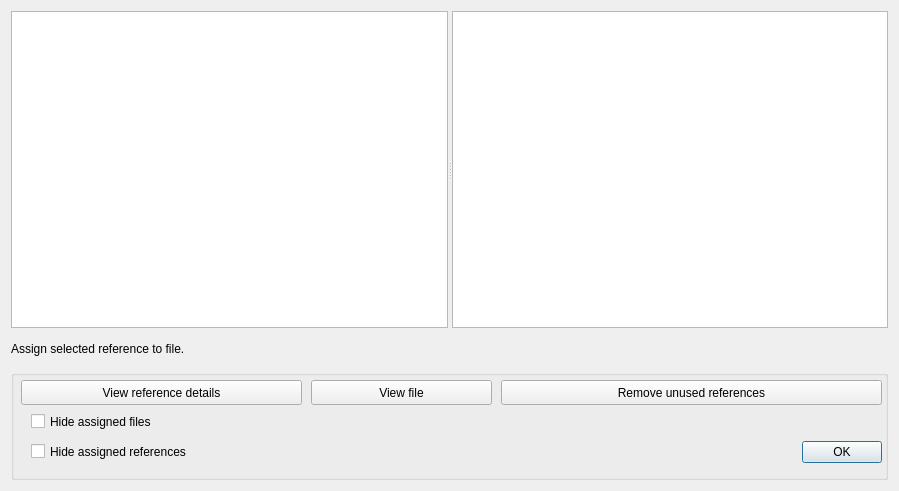
First picture: the form in GUI_UIs/ui_reference_manager.ui, repository ccbogel/QualCoder, before the edit.
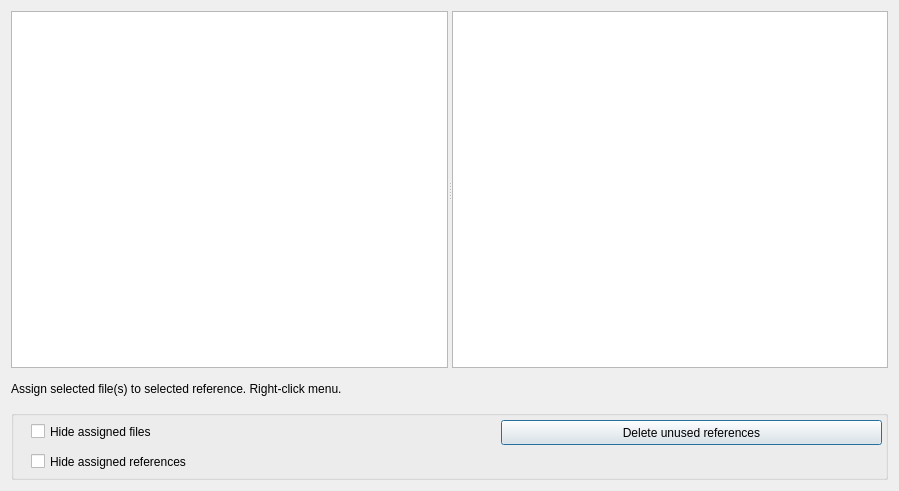
Second picture: the form after the edit.

Patch:
```diff
--- a/GUI_UIs/ui_reference_manager.ui
+++ b/GUI_UIs/ui_reference_manager.ui
@@ -29,7 +29,7 @@
       </size>
      </property>
      <property name="text">
-      <string>Assign selected reference to file.</string>
+      <string>Assign selected file(s) to selected reference. Right-click menu.</string>
      </property>
     </widget>
    </item>
@@ -47,44 +47,18 @@
      <property name="minimumSize">
       <size>
        <width>0</width>
-       <height>110</height>
+       <height>70</height>
       </size>
      </property>
      <property name="maximumSize">
       <size>
        <width>16777215</width>
-       <height>110</height>
+       <height>70</height>
       </size>
      </property>
      <property name="title">
       <string/>
      </property>
-     <widget class="QPushButton" name="pushButton_view_file">
-      <property name="geometry">
-       <rect>
-        <x>300</x>
-        <y>10</y>
-        <width>181</width>
-        <height>25</height>
-       </rect>
-      </property>
-      <property name="text">
-       <string>View file</string>
-      </property>
-     </widget>
-     <widget class="QPushButton" name="pushButton_view_ref">
-      <property name="geometry">
-       <rect>
-        <x>10</x>
-        <y>10</y>
-        <width>281</width>
-        <height>25</height>
-       </rect>
-      </property>
-      <property name="text">
-       <string>View reference details</string>
-      </property>
-     </widget>
      <widget class="QPushButton" name="pushButton_remove_unused">
       <property name="geometry">
        <rect>
@@ -95,30 +69,14 @@
        </rect>
       </property>
       <property name="text">
-       <string>Remove unused references</string>
-      </property>
-     </widget>
-     <widget class="QDialogButtonBox" name="buttonBox">
-      <property name="geometry">
-       <rect>
-        <x>690</x>
-        <y>70</y>
-        <width>181</width>
-        <height>25</height>
-       </rect>
-      </property>
-      <property name="orientation">
-       <enum>Qt::Horizontal</enum>
-      </property>
-      <property name="standardButtons">
-       <set>QDialogButtonBox::Ok</set>
+       <string>Delete unused references</string>
       </property>
      </widget>
      <widget class="QCheckBox" name="checkBox_hide_files">
       <property name="geometry">
        <rect>
         <x>20</x>
-        <y>40</y>
+        <y>10</y>
         <width>271</width>
         <height>23</height>
        </rect>
@@ -131,7 +89,7 @@
       <property name="geometry">
        <rect>
         <x>20</x>
-        <y>70</y>
+        <y>40</y>
         <width>331</width>
         <height>23</height>
        </rect>
```
Left out of the diff: 35 changed lines with no effect on the pictures.
